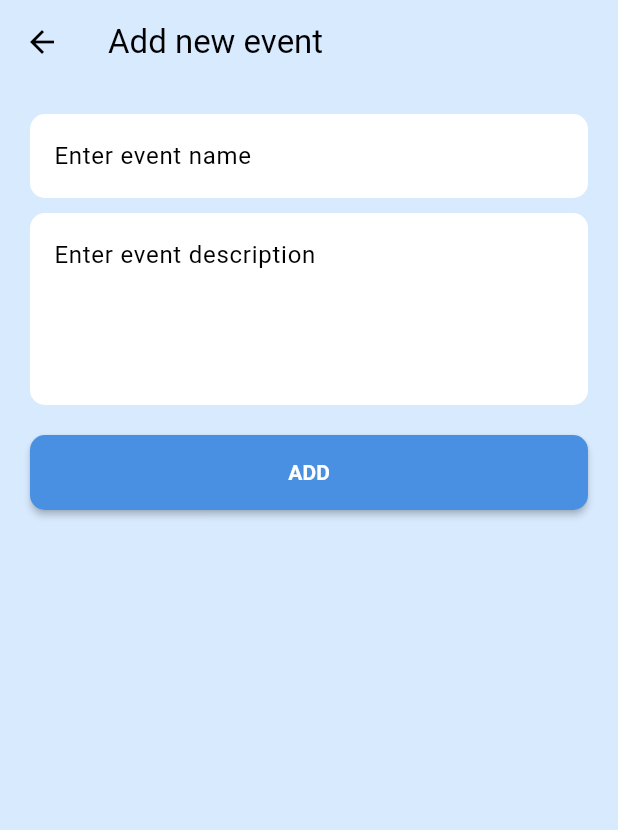
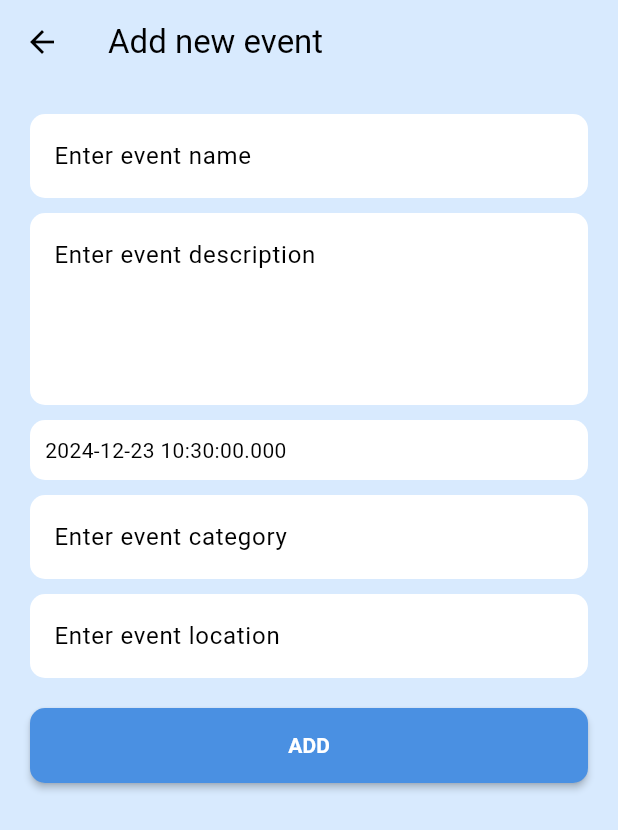
Before and after one commit to vyphuong2001122/event-management-app, a Flutter app: the AddNewEventScreen screen opened by its route, on a phone screen of 412 x 824 dp. Shown: the top 830 px of the screen. Run offline on Flutter 3.47's test engine with Material 3 defaults, Android fonts, the light colour scheme and no system bars.

Commit message:
[FE] Use provider for controller

```diff
--- /dev/null
+++ b/frontend/lib/controllers/event_controller.dart
@@ -0,0 +1,46 @@
+import 'package:event_management_app/models/event.dart';
+import 'package:flutter/material.dart';
+
+class EventController with ChangeNotifier {
+  List<Event> events = [];
+
+  TextEditingController eventNameController = TextEditingController();
+  TextEditingController eventDescriptionController = TextEditingController();
+  TextEditingController eventCategoryController = TextEditingController();
+  TextEditingController eventLocationController = TextEditingController();
+  DateTime eventDate = DateTime.now();
+
+  // Update date của event
+  void updateEventDate(DateTime dateTime) {
+    eventDate = dateTime;
+    notifyListeners();
+  }
+
+  void createEvent() {
+    print('Event name: ${eventNameController.text}');
+    print('Event description: ${eventDescriptionController.text}');
+    print('Event date: $eventDate');
+    print('Event category: ${eventCategoryController.text}');
+
+    // Thêm event mới vào list
+    events.add(Event(
+      title: eventNameController.text,
+      description: eventDescriptionController.text,
+      category: eventCategoryController.text,
+      location: eventLocationController.text,
+      date: eventDate,
+    ));
+    // Clear hết cái ô nhập sau khi submit
+    resetEvent();
+    notifyListeners();
+  }
+
+  // Clear hết input
+  void resetEvent() {
+    eventDate = DateTime.now();
+    eventNameController.clear();
+    eventDescriptionController.clear();
+    eventCategoryController.clear();
+    eventLocationController.clear();
+  }
+}
--- a/frontend/lib/models/event.dart
+++ b/frontend/lib/models/event.dart
@@ -4,18 +4,16 @@ class Event {
   final String title;
   final String description;
   final String location;
-  final String eventType;
-  final User createdBy;
-  final DateTime from;
-  final DateTime to;
+  final String category;
+  final User? createdBy;
+  final DateTime date;
 
   Event({
     required this.title,
     required this.description,
     required this.location,
-    required this.eventType,
-    required this.createdBy,
-    required this.from,
-    required this.to,
+    required this.category,
+    this.createdBy,
+    required this.date,
   });
 }
--- a/frontend/lib/view/add_new_event_screen.dart
+++ b/frontend/lib/view/add_new_event_screen.dart
@@ -1,5 +1,7 @@
 import 'package:event_management_app/colors.dart';
+import 'package:event_management_app/controllers/event_controller.dart';
 import 'package:flutter/material.dart';
+import 'package:provider/provider.dart';
 
 class AddNewEventScreen extends StatefulWidget {
   const AddNewEventScreen({Key? key}) : super(key: key);
@@ -9,11 +11,12 @@ class AddNewEventScreen extends StatefulWidget {
 }
 
 class _AddNewEventScreenState extends State<AddNewEventScreen> {
-  TextEditingController eventNameController = TextEditingController();
-  TextEditingController eventDescriptionController = TextEditingController();
+  final eventFormKey = GlobalKey<FormState>();
 
   @override
   Widget build(BuildContext context) {
+    return Consumer<EventController>(
+      builder: (context, controller, child) {
         return Scaffold(
           appBar: AppBar(
             title: Text('Add new event'),
@@ -21,6 +24,8 @@ class _AddNewEventScreenState extends State<AddNewEventScreen> {
           body: SingleChildScrollView(
             child: Padding(
               padding: const EdgeInsets.all(20.0),
+              child: Form(
+                key: eventFormKey,
                 child: Column(
                   children: [
                     Container(
@@ -30,11 +35,18 @@ class _AddNewEventScreenState extends State<AddNewEventScreen> {
                       ),
                       child: TextFormField(
                         decoration: InputDecoration(
-                    border: OutlineInputBorder(borderSide: BorderSide.none),
+                          border:
+                              OutlineInputBorder(borderSide: BorderSide.none),
                           hintText: 'Enter event name',
                         ),
-                  controller: eventNameController,
+                        controller: controller.eventNameController,
                         keyboardType: TextInputType.name,
+                        validator: (value) {
+                          if (value == null || value.isEmpty) {
+                            return 'Field is required';
+                          }
+                          return null;
+                        },
                       ),
                     ),
                     SizedBox(height: 10),
@@ -45,12 +57,87 @@ class _AddNewEventScreenState extends State<AddNewEventScreen> {
                       ),
                       child: TextFormField(
                         decoration: InputDecoration(
-                    border: OutlineInputBorder(borderSide: BorderSide.none),
+                          border:
+                              OutlineInputBorder(borderSide: BorderSide.none),
                           hintText: 'Enter event description',
                         ),
-                  controller: eventDescriptionController,
+                        controller: controller.eventDescriptionController,
                         keyboardType: TextInputType.text,
                         maxLines: 4,
+                        validator: (value) {
+                          if (value == null || value.isEmpty) {
+                            return 'Field is required';
+                          }
+                          return null;
+                        },
+                      ),
+                    ),
+                    SizedBox(height: 10),
+                    InkWell(
+                      child: Container(
+                        width: double.infinity,
+                        decoration: BoxDecoration(
+                          color: Colors.white,
+                          borderRadius: BorderRadius.circular(10),
+                        ),
+                        padding: EdgeInsets.all(10),
+                        child: Text(controller.eventDate.toString()),
+                      ),
+                      onTap: () {
+                        showDatePicker(
+                          context: context,
+                          initialDate: controller.eventDate,
+                          firstDate: DateTime.now(),
+                          lastDate: DateTime(2050),
+                        ).then((value) {
+                          setState(() {
+                            if (value != null) {
+                              controller.updateEventDate(value);
+                            }
+                          });
+                        });
+                      },
+                    ),
+                    SizedBox(height: 10),
+                    Container(
+                      decoration: BoxDecoration(
+                        color: Colors.white,
+                        borderRadius: BorderRadius.circular(10),
+                      ),
+                      child: TextFormField(
+                        decoration: InputDecoration(
+                          border:
+                              OutlineInputBorder(borderSide: BorderSide.none),
+                          hintText: 'Enter event category',
+                        ),
+                        controller: controller.eventCategoryController,
+                        validator: (value) {
+                          if (value == null || value.isEmpty) {
+                            return 'Field is required';
+                          }
+                          return null;
+                        },
+                      ),
+                    ),
+                    SizedBox(height: 10),
+                    Container(
+                      decoration: BoxDecoration(
+                        color: Colors.white,
+                        borderRadius: BorderRadius.circular(10),
+                      ),
+                      child: TextFormField(
+                        decoration: InputDecoration(
+                          border:
+                              OutlineInputBorder(borderSide: BorderSide.none),
+                          hintText: 'Enter event location',
+                        ),
+                        controller: controller.eventLocationController,
+                        validator: (value) {
+                          if (value == null || value.isEmpty) {
+                            return 'Field is required';
+                          }
+                          return null;
+                        },
                       ),
                     ),
                     SizedBox(height: 20),
@@ -58,7 +145,11 @@ class _AddNewEventScreenState extends State<AddNewEventScreen> {
                       width: double.infinity,
                       child: MaterialButton(
                         onPressed: () {
+                          bool valid = eventFormKey.currentState!.validate();
+                          if (valid) {
+                            controller.createEvent();
                             Navigator.pop(context);
+                          }
                         },
                         minWidth: 250,
                         height: 50,
@@ -76,6 +167,9 @@ class _AddNewEventScreenState extends State<AddNewEventScreen> {
                 ),
               ),
             ),
+          ),
+        );
+      },
     );
   }
 }
--- a/frontend/lib/view/widgets/event_item.dart
+++ b/frontend/lib/view/widgets/event_item.dart
@@ -45,7 +45,7 @@ class _EventItemState extends State<EventItem> {
                     color: primaryColor,
                   ),
                   SizedBox(width: 10),
-                  Text('${widget.event.from} - ${widget.event.to}'),
+                  Text('${widget.event.date}'),
                 ],
               ),
             ],
--- a/frontend/pubspec.yaml
+++ b/frontend/pubspec.yaml
@@ -28,6 +28,7 @@ environment:
 # the latest version available on pub.dev. To see which dependencies have newer
 # versions available, run `flutter pub outdated`.
 dependencies:
+  provider: ^6.1.2
   flutter:
     sdk: flutter
 
```
Also changed, not shown: frontend/lib/main.dart (+12 -1 lines), frontend/lib/view/home_screen.dart (+8 -36 lines). Lines whose indentation alone changed are shown as unchanged.
